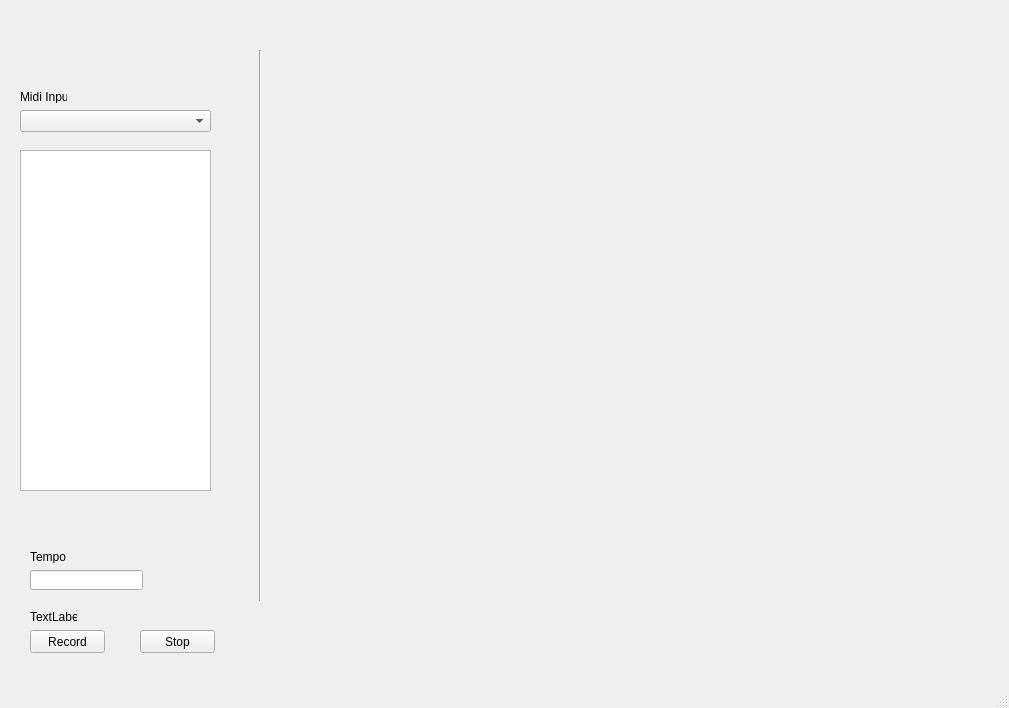
Qt form QueryByLick.ui (WillLynch/query-by-lick) before a commit.
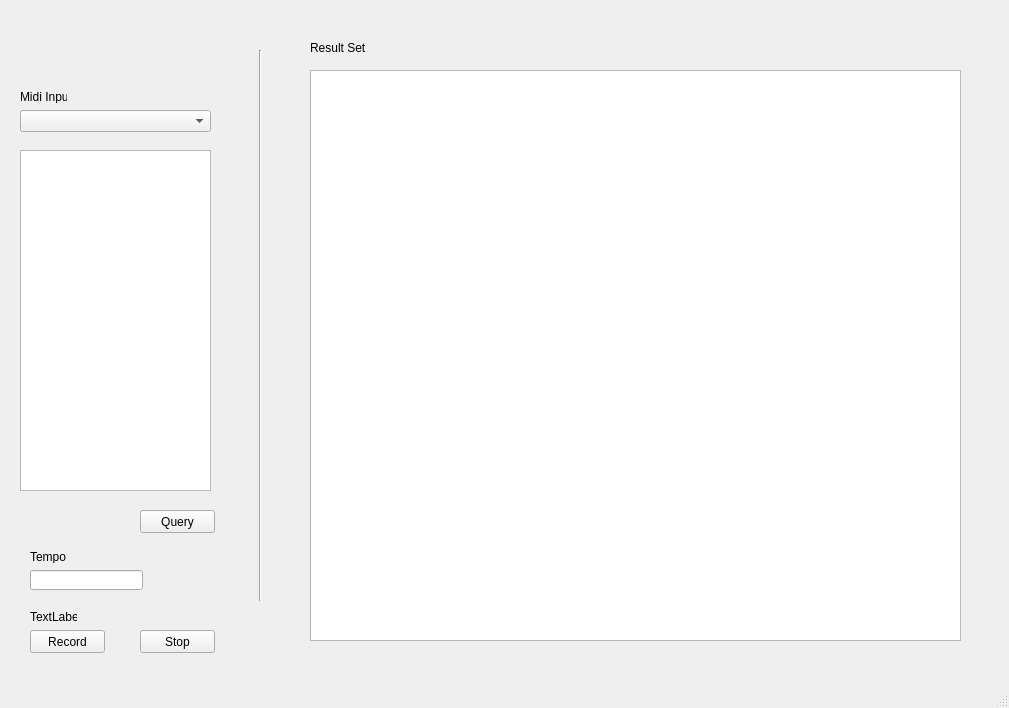
The same form after that commit.

Commit message: GUI interfaced with pattern matching, program now loads existing licks upon starting, and example licks added to repository

Patch:
```diff
--- a/QueryByLick.ui
+++ b/QueryByLick.ui
@@ -137,6 +137,42 @@
      <string>Midi Input</string>
     </property>
    </widget>
+   <widget class="QPushButton" name="queryButton">
+    <property name="geometry">
+     <rect>
+      <x>140</x>
+      <y>510</y>
+      <width>75</width>
+      <height>23</height>
+     </rect>
+    </property>
+    <property name="text">
+     <string>Query</string>
+    </property>
+   </widget>
+   <widget class="QTableView" name="tableView">
+    <property name="geometry">
+     <rect>
+      <x>310</x>
+      <y>70</y>
+      <width>651</width>
+      <height>571</height>
+     </rect>
+    </property>
+   </widget>
+   <widget class="QLabel" name="label_3">
+    <property name="geometry">
+     <rect>
+      <x>310</x>
+      <y>40</y>
+      <width>71</width>
+      <height>16</height>
+     </rect>
+    </property>
+    <property name="text">
+     <string>Result Set</string>
+    </property>
+   </widget>
   </widget>
   <widget class="QMenuBar" name="menubar">
    <property name="geometry">
```
Left out of the diff: 2 changed lines with no effect on the pictures. The commit also changes 11 other files.
